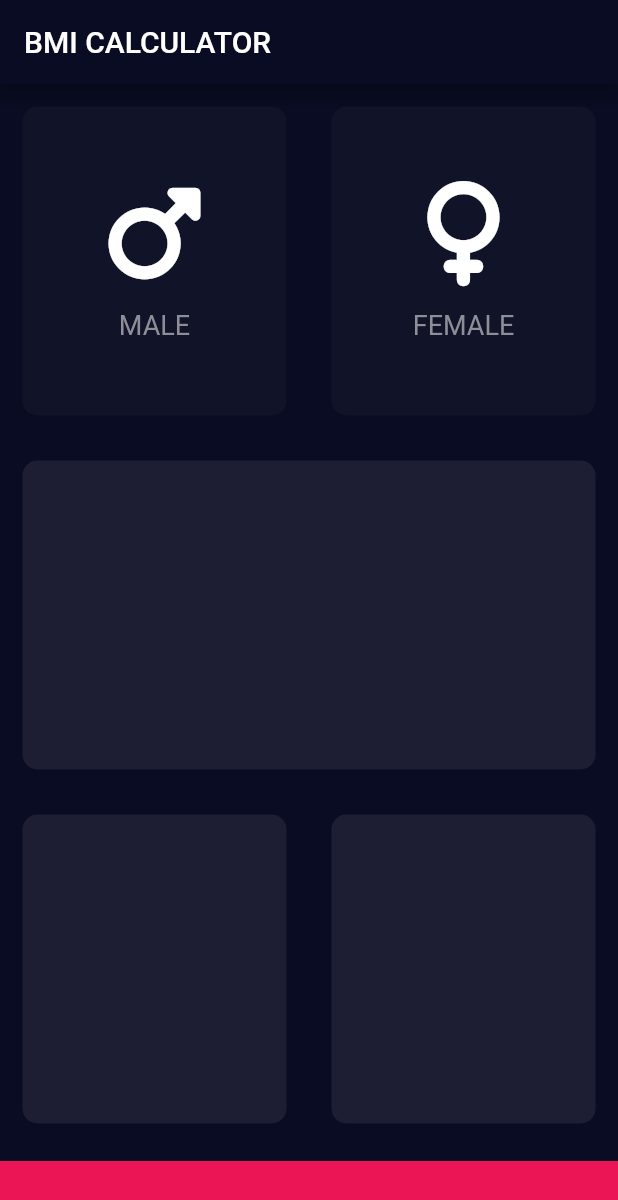
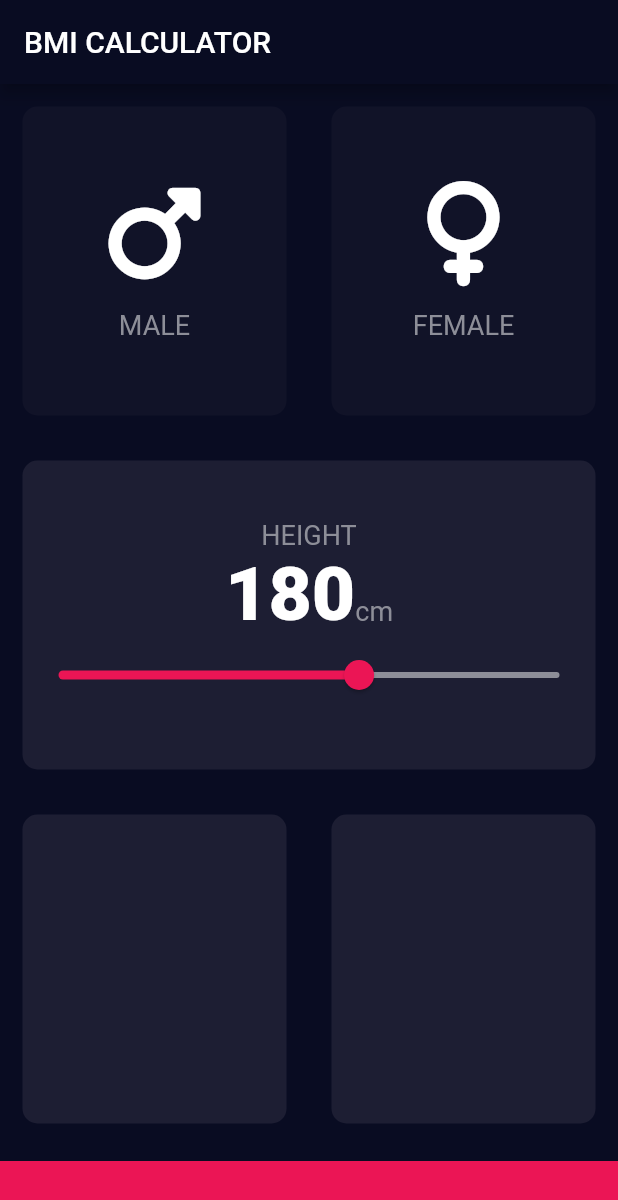
Before and after one commit to Sherry-jsp/BMI_calculator, a Flutter app: the screen it shows after launch, on a phone screen of 412 x 824 dp. Shown: the top 1200 px of the screen. Run offline on Flutter 3.47's test engine with Material 2 defaults, Android fonts, the phone set to English and light mode, and no system bars; our stand-ins replace font_awesome_flutter.

Commit message:
feat:height slider

```diff
--- /dev/null
+++ b/lib/constants.dart
@@ -0,0 +1,15 @@
+import 'package:flutter/material.dart';
+
+const kBottomContainerHeight = 50.0;
+const kActiveBoxColor = Color(0xFF1D1E33);
+const kInactiveBoxColor = Color(0xFF111328);
+const kBottomContainerColor = Color(0xFFEB1555);
+
+const kLabelTextStyle = TextStyle(
+  fontSize: 18.0,
+  color: Color(0xFF8D8E98),
+);
+const kNumberTextStyle = TextStyle(
+  fontSize: 50.0,
+  fontWeight: FontWeight.w900,
+);
--- a/lib/icon_content.dart
+++ b/lib/icon_content.dart
@@ -1,9 +1,5 @@
 import 'package:flutter/material.dart';
-
-const labelTextStyle = TextStyle(
-  fontSize: 18.0,
-  color: Color(0xFF8D8E98),
-);
+import 'constants.dart';
 
 class IconContent extends StatelessWidget {
   IconContent({this.icon, this.label});
@@ -25,7 +21,7 @@ class IconContent extends StatelessWidget {
         ),
         Text(
           label!,
-          style: labelTextStyle,
+          style: kLabelTextStyle,
         )
       ],
     );
--- a/lib/input_page.dart
+++ b/lib/input_page.dart
@@ -2,13 +2,9 @@ import 'package:flutter/material.dart';
 import 'package:font_awesome_flutter/font_awesome_flutter.dart';
 import 'icon_content.dart';
 import 'reusable_card.dart';
+import 'constants.dart';
 
-const bottomContainerHeight = 50.0;
-const activeBoxColor = Color(0xFF1D1E33);
-const inactiveBoxColor = Color(0xFF111328);
-const bottomContainerColor = Color(0xFFEB1555);
-
-enum Gender{male, female}
+enum Gender { male, female }
 
 class InputPage extends StatefulWidget {
   const InputPage({super.key});
@@ -18,9 +14,8 @@ class InputPage extends StatefulWidget {
 }
 
 class InputPageState extends State<InputPage> {
-  Color maleCardColor = inactiveBoxColor;
-  Color femaleCardColor = inactiveBoxColor;
   Gender? selectedGender;
+  int height = 180;
 
   @override
   Widget build(BuildContext context) {
@@ -28,20 +23,22 @@ class InputPageState extends State<InputPage> {
       appBar: AppBar(
         title: const Text('BMI CALCULATOR'),
       ),
-      body: Center(
-        child: Column(
+      body: Column(
+        crossAxisAlignment: CrossAxisAlignment.stretch,
         children: [
           Expanded(
             child: Row(
               children: [
                 Expanded(
                   child: ReusableCard(
-                      onPress: (){
+                    onPress: () {
                       setState(() {
                         selectedGender = Gender.male;
                       });
                     },
-                      colour: selectedGender==Gender.male ? activeBoxColor : inactiveBoxColor,
+                    colour: selectedGender == Gender.male
+                        ? kActiveBoxColor
+                        : kInactiveBoxColor,
                     cardChild: IconContent(
                       icon: FontAwesomeIcons.mars,
                       label: 'MALE',
@@ -50,12 +47,14 @@ class InputPageState extends State<InputPage> {
                 ),
                 Expanded(
                   child: ReusableCard(
-                      onPress: (){
+                    onPress: () {
                       setState(() {
                         selectedGender = Gender.female;
                       });
                     },
-                      colour: selectedGender==Gender.female? activeBoxColor : inactiveBoxColor,
+                    colour: selectedGender == Gender.female
+                        ? kActiveBoxColor
+                        : kInactiveBoxColor,
                     cardChild: IconContent(
                       icon: FontAwesomeIcons.venus,
                       label: 'FEMALE',
@@ -66,28 +65,65 @@ class InputPageState extends State<InputPage> {
             ),
           ),
           Expanded(
-              child: ReusableCard(colour: activeBoxColor),
+            child: ReusableCard(
+              colour: kActiveBoxColor,
+              cardChild: Column(
+                mainAxisAlignment: MainAxisAlignment.center,
+                children: [
+                  Text(
+                    'HEIGHT',
+                    style: kLabelTextStyle,
+                  ),
+                  Row(
+                    mainAxisAlignment: MainAxisAlignment.center,
+                    crossAxisAlignment: CrossAxisAlignment.baseline,
+                    textBaseline: TextBaseline.alphabetic,
+                    children: [
+                      Text(
+                        height.toString(),
+                        style: kNumberTextStyle,
+                      ),
+                      Text(
+                        'cm',
+                        style: kLabelTextStyle,
+                      ),
+                    ],
+                  ),
+                  Slider(
+                    value: height.toDouble(),
+                    min: 120.0,
+                    max: 220.0,
+                    activeColor: Color(0xFFEB1555),
+                    inactiveColor: Color(0xFF8D8E98),
+                    onChanged: (double newValue) {
+                      setState(() {
+                        height = newValue.round();
+                      });
+                    },
+                  ),
+                ],
+              ),
+            ),
           ),
           Expanded(
             child: Row(
               children: [
                 Expanded(
-                    child: ReusableCard(colour: activeBoxColor),
+                  child: ReusableCard(colour: kActiveBoxColor),
                 ),
                 Expanded(
-                    child: ReusableCard(colour: activeBoxColor),
+                  child: ReusableCard(colour: kActiveBoxColor),
                 ),
               ],
             ),
           ),
           Container(
-              color: bottomContainerColor,
+            color: kBottomContainerColor,
             margin: const EdgeInsets.only(top: 10.0),
             width: double.infinity,
-              height: bottomContainerHeight,
+            height: kBottomContainerHeight,
           ),
         ],
-        ),
       ),
     );
   }
```
Lines whose indentation alone changed are shown as unchanged.
